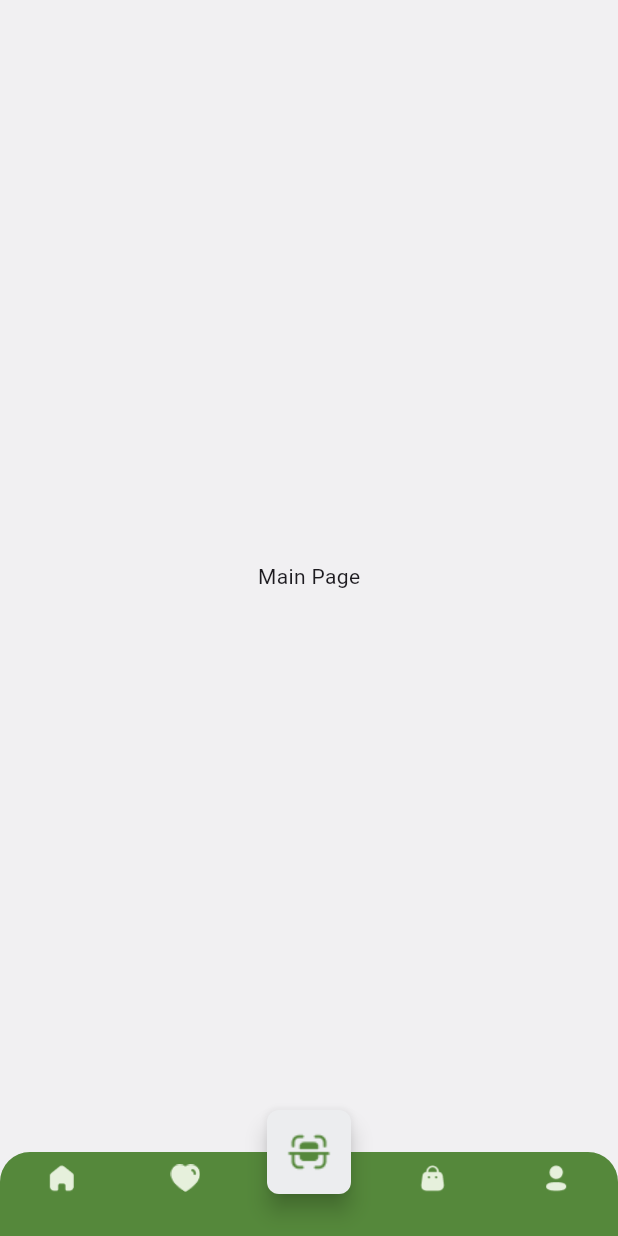
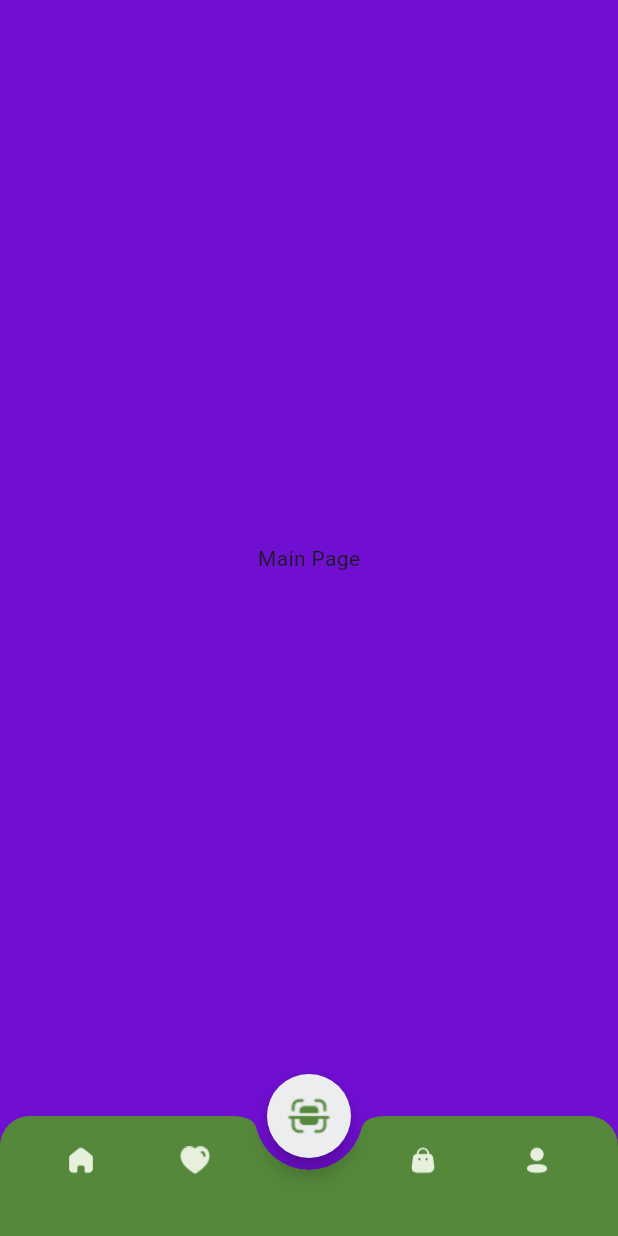
Before and after one commit to hanissiddiq/myapp, a Flutter app: the MainPage screen opened by its route, on a phone screen of 412 x 824 dp. Run offline on Flutter 3.47's test engine with Material 3 defaults, Android fonts, the phone set to English and light mode, and no system bars; our stand-ins replace google_fonts.

Commit message:
Modified BottomNavigationBar

```diff
--- a/lib/pages/home/main_page.dart
+++ b/lib/pages/home/main_page.dart
@@ -8,7 +8,10 @@ class MainPage extends StatelessWidget {
   Widget build(BuildContext context) {
     Widget scanButton() {
       return FloatingActionButton(
-        shape: RoundedRectangleBorder(borderRadius: BorderRadius.circular(8)),
+        // shape: RoundedRectangleBorder(borderRadius: BorderRadius.circular(20)),
+        shape: RoundedRectangleBorder(
+          borderRadius: BorderRadius.circular(50),
+        ),
         onPressed: () {},
         backgroundColor: backgroundColor6,
         child: Image.asset(
@@ -20,12 +23,18 @@ class MainPage extends StatelessWidget {
 
     Widget custombottomNav() {
       return ClipRRect(
-        borderRadius: BorderRadius.vertical(
-          top: Radius.circular(20),
-        ),
+        // decoration: BoxDecoration(
+        borderRadius: const BorderRadius.vertical(top: Radius.circular(20)),
+        // ),
+        child: BottomAppBar(
+          shape: const CircularNotchedRectangle(),
+          notchMargin: 8,
+          color: primaryColor,
+          clipBehavior: Clip.antiAlias,
           child: BottomNavigationBar(
             backgroundColor: primaryColor,
             type: BottomNavigationBarType.fixed,
+            elevation: 0,
             items: [
               BottomNavigationBarItem(
                 icon: Image.asset(
@@ -33,6 +42,7 @@ class MainPage extends StatelessWidget {
                   width: 20,
                 ),
                 label: '',
+                tooltip: 'Home',
               ),
               BottomNavigationBarItem(
                 icon: Image.asset(
@@ -40,6 +50,7 @@ class MainPage extends StatelessWidget {
                   width: 20,
                 ),
                 label: '',
+                tooltip: 'Favorite',
               ),
               BottomNavigationBarItem(
                 icon: Image.asset(
@@ -55,6 +66,7 @@ class MainPage extends StatelessWidget {
                   width: 20,
                 ),
                 label: '',
+                tooltip: 'Cart',
               ),
               BottomNavigationBarItem(
                 icon: Image.asset(
@@ -62,19 +74,23 @@ class MainPage extends StatelessWidget {
                   width: 20,
                 ),
                 label: '',
+                tooltip: 'Profile',
               ),
             ],
+          ),
         ),
       );
     }
 
     return Scaffold(
-      backgroundColor: Color(0xffF1F0F2),
+      backgroundColor: Color.fromARGB(255, 112, 14, 209),
       floatingActionButton: scanButton(),
       floatingActionButtonLocation: FloatingActionButtonLocation.centerDocked,
       bottomNavigationBar: custombottomNav(),
-      body: Center(
+      body: SafeArea(
+        child: Center(
           child: Text('Main Page'),
+        ),
       ),
     );
   }
```
Lines whose indentation alone changed are shown as unchanged.
